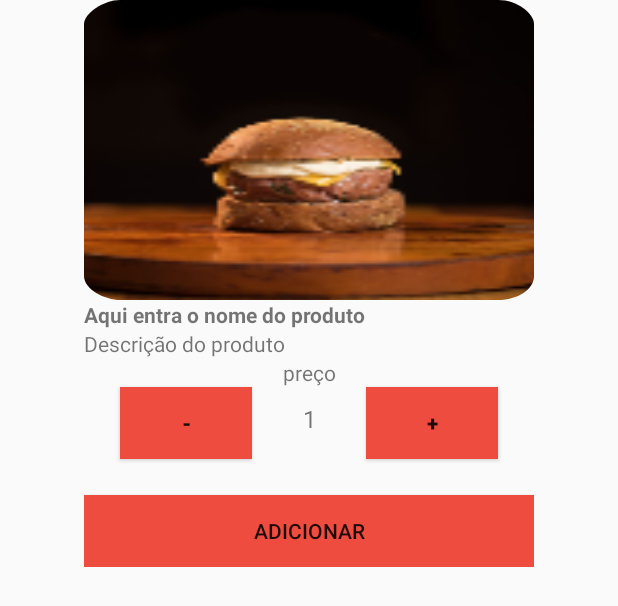
After one commit to joycebarros/Android_LadoB, an Android app: the layout layout_item_selecionado.xml on its own in the app's theme, with its tools: preview values and no code run, on a phone screen of 412 x 824 dp. The commit adds this screen. Shown: the top 606 px of the screen. Run offline under Robolectric (Android 15) with nearby library versions, the phone set to English and light mode, and no system bars.

Commit message:
Commit criando Branch e layout_item_selecionado.xml

```diff
--- a/app/src/main/java/com/example/android_ladob/config/RetrofitConfig.java
+++ b/app/src/main/java/com/example/android_ladob/config/RetrofitConfig.java
@@ -1,5 +1,6 @@
 package com.example.android_ladob.config;
 
+import com.example.android_ladob.service.CostumersService;
 import com.example.android_ladob.service.ProductsService;
 
 import retrofit2.Retrofit;
@@ -19,4 +20,8 @@ public class RetrofitConfig {
     public ProductsService getProductsService(){
         return retrofit.create(ProductsService.class);
     }
+
+    public CostumersService getCostumersService(){
+        return retrofit.create(CostumersService.class);
+    }
 }
--- a/app/src/main/java/com/example/android_ladob/model/Products.java
+++ b/app/src/main/java/com/example/android_ladob/model/Products.java
@@ -1,6 +1,8 @@
 package com.example.android_ladob.model;
 
-public class Products {
+import java.io.Serializable;
+
+public class Products implements Serializable {
 
     private Long id;
     private String name;
--- a/app/src/main/java/com/example/android_ladob/repository/ResultEventCostumers.java
+++ b/app/src/main/java/com/example/android_ladob/repository/ResultEventCostumers.java
@@ -7,5 +7,6 @@ import java.util.List;
 public interface ResultEventCostumers {
 
     void onResult(List<Costumers> costumers);
+    void onResult(Costumers costumers);
     void onFail(String message);
 }
--- a/app/src/main/java/com/example/android_ladob/view/ProductsActivity.java
+++ b/app/src/main/java/com/example/android_ladob/view/ProductsActivity.java
@@ -41,7 +41,6 @@ public class ProductsActivity extends AppCompatActivity {
         getAllProducts(new ResultEventProducts() {
             @Override
             public void onResult(List<Products> products) {
-              //  List<Products> listProducts = products;
                 productsAdapter = new ProductsAdapter(ProductsActivity.this, products);
                 recyclerView.setAdapter(productsAdapter);
             }
--- a/app/src/main/res/layout/activity_add_costumers.xml
+++ b/app/src/main/res/layout/activity_add_costumers.xml
@@ -118,7 +118,7 @@
         app:layout_constraintTop_toBottomOf="@id/txtSenha"/>
 
     <Button
-        android:id="@+id/btnEntrar"
+        android:id="@+id/btnSalvar"
         android:layout_width="300dp"
         android:layout_height="wrap_content"
         android:background="#EF4C40"
--- /dev/null
+++ b/app/src/main/res/layout/layout_item_selecionado.xml
@@ -0,0 +1,97 @@
+<?xml version="1.0" encoding="utf-8"?>
+<androidx.constraintlayout.widget.ConstraintLayout
+    xmlns:android="http://schemas.android.com/apk/res/android"
+    xmlns:app="http://schemas.android.com/apk/res-auto"
+    xmlns:tools="http://schemas.android.com/tools"
+    android:layout_width="300dp"
+    android:layout_height="wrap_content"
+    android:layout_gravity="center_horizontal">
+
+    <ImageView
+        android:adjustViewBounds="true"
+        android:scaleType="fitXY"
+        android:id="@+id/image_queijudo"
+        android:layout_width="300dp"
+        android:layout_height="200dp"
+        android:src="@mipmap/ic_queijudo"
+        app:layout_constraintStart_toStartOf="parent"
+        app:layout_constraintEnd_toEndOf="parent"
+        app:layout_constraintTop_toTopOf="parent"/>
+
+    <TextView
+        android:id="@+id/tv_produto_name"
+        android:layout_width="0dp"
+        android:layout_height="wrap_content"
+        android:textStyle="bold"
+        android:text="Aqui entra o nome do produto"
+        app:layout_constraintStart_toStartOf="parent"
+        app:layout_constraintEnd_toEndOf="parent"
+        app:layout_constraintTop_toBottomOf="@id/image_queijudo"/>
+
+    <TextView
+        android:id="@+id/tv_produto_descricao"
+        android:layout_width="0dp"
+        android:layout_height="wrap_content"
+        android:text="Descrição do produto"
+        app:layout_constraintStart_toStartOf="parent"
+        app:layout_constraintEnd_toEndOf="parent"
+        app:layout_constraintTop_toBottomOf="@id/tv_produto_name"
+         />
+
+    <TextView
+        android:id="@+id/tv_valor"
+        android:layout_width="70dp"
+        android:layout_height="0dp"
+        android:gravity="center"
+        android:text="preço"
+        app:layout_constraintStart_toStartOf="parent"
+        app:layout_constraintEnd_toEndOf="parent"
+        app:layout_constraintTop_toBottomOf="@id/tv_produto_descricao" />
+
+    <Button
+        android:id="@+id/btMenos"
+        android:layout_width="wrap_content"
+        android:layout_height="wrap_content"
+        android:layout_marginStart="24dp"
+        android:layout_marginLeft="24dp"
+        android:background="#EF4C40"
+        android:text="-"
+        android:textStyle="bold"
+        app:layout_constraintStart_toStartOf="parent"
+        app:layout_constraintTop_toBottomOf="@id/tv_valor" />
+
+    <TextView
+        android:id="@+id/tv_quantidade"
+        android:layout_width="wrap_content"
+        android:layout_height="wrap_content"
+        android:text="1"
+        android:textSize="16dp"
+        android:padding="10dp"
+        app:layout_constraintStart_toEndOf="@id/btMenos"
+        app:layout_constraintEnd_toStartOf="@id/btMais"
+        app:layout_constraintTop_toBottomOf="@id/tv_valor"/>
+
+    <Button
+        android:id="@+id/btMais"
+        android:layout_width="wrap_content"
+        android:layout_height="wrap_content"
+        android:text="+"
+        android:textStyle="bold"
+        android:background="#EF4C40"
+        app:layout_constraintStart_toEndOf="@id/tv_quantidade"
+        app:layout_constraintEnd_toEndOf="parent"
+        app:layout_constraintTop_toBottomOf="@id/tv_valor"/>
+
+    <Button
+        android:id="@+id/btAdd"
+        android:layout_width="match_parent"
+        android:layout_height="match_parent"
+        android:text="Adicionar"
+        android:layout_marginTop="30dp"
+        android:background="#EF4C40"
+        app:layout_constraintStart_toStartOf="parent"
+        app:layout_constraintEnd_toEndOf="parent"
+        app:layout_constraintTop_toBottomOf="@id/tv_quantidade"/>
+
+
+</androidx.constraintlayout.widget.ConstraintLayout>
--- a/app/src/main/res/layout/layout_products.xml
+++ b/app/src/main/res/layout/layout_products.xml
@@ -1,6 +1,7 @@
 <?xml version="1.0" encoding="utf-8"?>
 <androidx.constraintlayout.widget.ConstraintLayout
     xmlns:android="http://schemas.android.com/apk/res/android"
+    android:id="@+id/parent_container"
     android:layout_width="match_parent"
     android:layout_height="wrap_content"
     xmlns:app="http://schemas.android.com/apk/res-auto">
```
Also changed, not shown: app/src/main/java/com/example/android_ladob/adapter/CostumersAdapter.java (+11 -9 lines), app/src/main/java/com/example/android_ladob/adapter/ProductsAdapter.java (+17 -0 lines), app/src/main/java/com/example/android_ladob/model/Costumers.java (+7 -1 lines), app/src/main/java/com/example/android_ladob/model/Orders.java (+53 -1 lines), app/src/main/java/com/example/android_ladob/model/ProductOrder.java (+6 -1 lines), app/src/main/java/com/example/android_ladob/model/Tables.java (+7 -1 lines), app/src/main/java/com/example/android_ladob/view/AddCostumersActivity.java (+65 -2 lines), app/src/main/java/com/example/android_ladob/view/MainActivity.java (+10 -0 lines), app/src/main/res/layout/activity_costumers.xml (+22 -16 lines).
